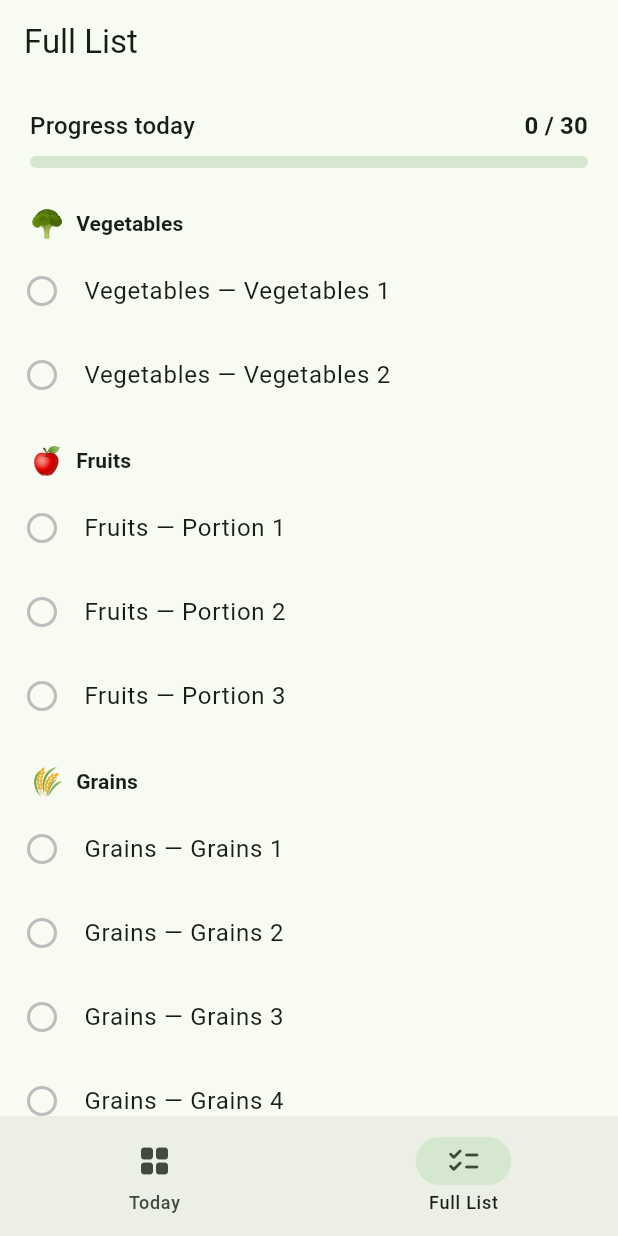
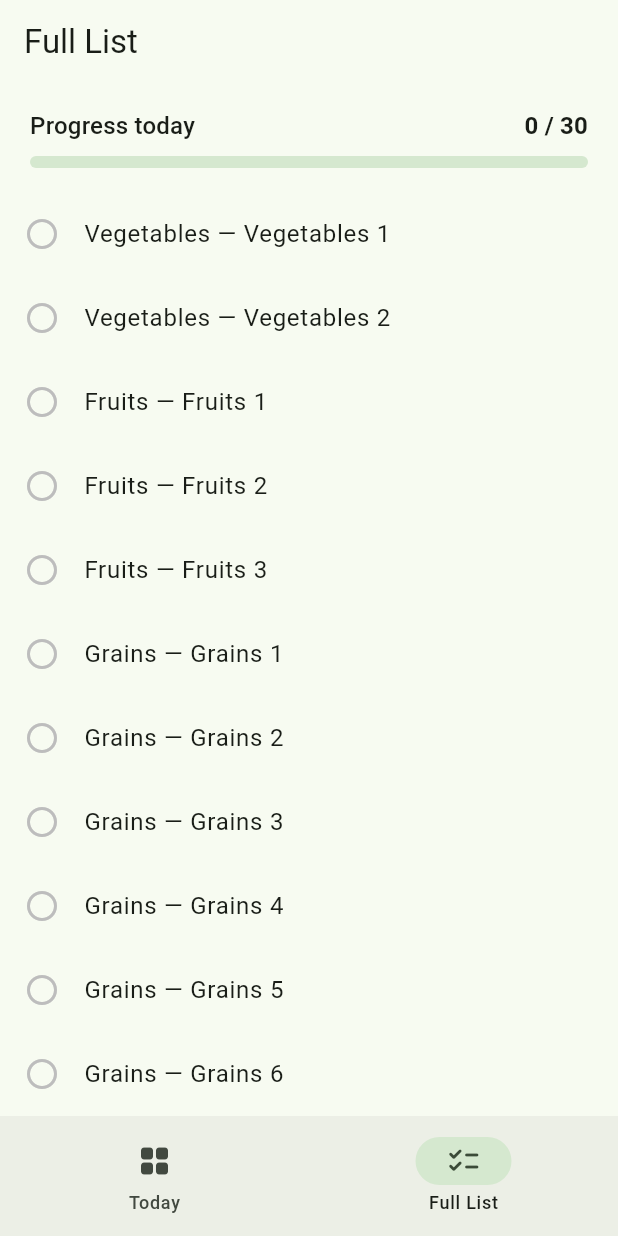
Before and after one commit to AdamSeers/Locked-in_app, a Flutter app: the screen it shows after launch, item 2 of the bottom bar chosen, on a phone screen of 412 x 824 dp. Run offline on Flutter 3.47's test engine with Material 3 defaults, Android fonts, the phone set to English and light mode, and no system bars; our stand-ins replace shared_preferences.

Commit message:
FCT Liste réordonnable

```diff
--- a/portion_tracker/lib/data/food_types_data.dart
+++ b/portion_tracker/lib/data/food_types_data.dart
@@ -11,7 +11,6 @@ final List<FoodType> defaultFoodTypes = [
   const FoodType(
     id: 'vegetables',
     name: 'Vegetables',
-    portions: ['Vegetables 1', 'Vegetables 2'],
     emoji: '🥦',
     color: Color(0xFF4CAF50),
     infoTitle: 'Vegetables',
@@ -33,7 +32,6 @@ final List<FoodType> defaultFoodTypes = [
   const FoodType(
     id: 'fruits',
     name: 'Fruits',
-    portions: ['Portion 1', 'Portion 2', 'Portion 3'],
     emoji: '🍎',
     color: Color(0xFFE53935),
     infoTitle: 'Fruits',
@@ -54,16 +52,6 @@ final List<FoodType> defaultFoodTypes = [
   const FoodType(
     id: 'grains',
     name: 'Grains',
-    portions: [
-      'Grains 1',
-      'Grains 2',
-      'Grains 3',
-      'Grains 4',
-      'Grains 5',
-      'Grains 6',
-      'Grains 7',
-      'Grains 8',
-    ],
     emoji: '🌾',
     color: Color(0xFFC98A2C),
     infoTitle: 'Grains',
@@ -83,7 +71,6 @@ final List<FoodType> defaultFoodTypes = [
   const FoodType(
     id: 'dairy',
     name: 'Dairy',
-    portions: ['Portion 1', 'Portion 2'],
     emoji: '🥛',
     color: Color(0xFF42A5F5),
     infoTitle: 'Dairy',
@@ -102,14 +89,6 @@ final List<FoodType> defaultFoodTypes = [
   const FoodType(
     id: 'protein',
     name: 'Protein',
-    portions: [
-      'Protein 1',
-      'Protein 2',
-      'Protein 3',
-      'Protein 4',
-      'Protein 5',
-      'Protein 6',
-    ],
     emoji: '🍗',
     color: Color(0xFF8D6E63),
     infoTitle: 'Protein',
@@ -128,15 +107,6 @@ final List<FoodType> defaultFoodTypes = [
   const FoodType(
     id: 'fats',
     name: 'Fats & Oils',
-    portions: [
-      'Fats & Oils 1',
-      'Fats & Oils 2',
-      'Fats & Oils 3',
-      'Fats & Oils 4',
-      'Fats & Oils 5',
-      'Fats & Oils 6',
-      'Fats & Oils 7',
-    ],
     emoji: '🥑',
     color: Color(0xFF9CCC65),
     infoTitle: 'Fats & Oils',
@@ -153,7 +123,6 @@ final List<FoodType> defaultFoodTypes = [
   const FoodType(
     id: 'added_sugars',
     name: 'Added Sugars',
-    portions: ['Added Sugars 1', 'Added Sugars 2'],
     emoji: '🍬',
     color: Color(0xFFEC407A),
     infoTitle: 'Added Sugars',
@@ -169,3 +138,42 @@ final List<FoodType> defaultFoodTypes = [
     ],
   ),
 ];
+
+/// The full, freely-reorderable list of portions shown on the Full List
+/// page. Each entry references a food type (by id, matching
+/// [defaultFoodTypes]) plus its own label. Reorder, interleave, add, or
+/// remove entries here — the display order follows this list exactly,
+/// entries don't need to stay grouped by food type, and each food type's
+/// daily goal is simply how many times it appears here.
+final List<PortionEntry> defaultPortionOrder = [
+  const PortionEntry('vegetables', 'Vegetables 1'),
+  const PortionEntry('vegetables', 'Vegetables 2'),
+  const PortionEntry('fruits', 'Fruits 1'),
+  const PortionEntry('fruits', 'Fruits 2'),
+  const PortionEntry('fruits', 'Fruits 3'),
+  const PortionEntry('grains', 'Grains 1'),
+  const PortionEntry('grains', 'Grains 2'),
+  const PortionEntry('grains', 'Grains 3'),
+  const PortionEntry('grains', 'Grains 4'),
+  const PortionEntry('grains', 'Grains 5'),
+  const PortionEntry('grains', 'Grains 6'),
+  const PortionEntry('grains', 'Grains 7'),
+  const PortionEntry('grains', 'Grains 8'),
+  const PortionEntry('dairy', 'Dairy 1'),
+  const PortionEntry('dairy', 'Dairy 2'),
+  const PortionEntry('protein', 'Protein 1'),
+  const PortionEntry('protein', 'Protein 2'),
+  const PortionEntry('protein', 'Protein 3'),
+  const PortionEntry('protein', 'Protein 4'),
+  const PortionEntry('protein', 'Protein 5'),
+  const PortionEntry('protein', 'Protein 6'),
+  const PortionEntry('fats', 'Fats & Oils 1'),
+  const PortionEntry('fats', 'Fats & Oils 2'),
+  const PortionEntry('fats', 'Fats & Oils 3'),
+  const PortionEntry('fats', 'Fats & Oils 4'),
+  const PortionEntry('fats', 'Fats & Oils 5'),
+  const PortionEntry('fats', 'Fats & Oils 6'),
+  const PortionEntry('fats', 'Fats & Oils 7'),
+  const PortionEntry('added_sugars', 'Added Sugars 1'),
+  const PortionEntry('added_sugars', 'Added Sugars 2'),
+];
--- a/portion_tracker/lib/models/food_type.dart
+++ b/portion_tracker/lib/models/food_type.dart
@@ -13,7 +13,6 @@ class FoodExample {
 class FoodType {
   final String id;
   final String name;
-  final List<String> portions;
   final String emoji;
   final Color color;
   final String infoTitle;
@@ -23,14 +22,22 @@ class FoodType {
   const FoodType({
     required this.id,
     required this.name,
-    required this.portions,
     required this.emoji,
     required this.color,
     required this.infoTitle,
     required this.infoText,
     required this.examples,
   });
+}
 
-  /// Number of portions per day, derived from the hardcoded [portions] list.
-  int get dailyGoal => portions.length;
+/// One row on the Full List page: a specific portion of a specific food
+/// type. Where this appears in `defaultPortionOrder` (in
+/// food_types_data.dart) is exactly where it shows up in the list — food
+/// types don't have to stay grouped together, and each food type's daily
+/// goal is simply how many times it appears in that list.
+class PortionEntry {
+  final String foodTypeId;
+  final String label;
+
+  const PortionEntry(this.foodTypeId, this.label);
 }
--- a/portion_tracker/lib/providers/portion_provider.dart
+++ b/portion_tracker/lib/providers/portion_provider.dart
@@ -15,6 +15,7 @@ class PortionProvider extends ChangeNotifier {
   static const _resetHour = 3;
 
   final List<FoodType> foodTypes = defaultFoodTypes;
+  final Map<String, int> _dailyGoals = _computeDailyGoals();
 
   Map<String, int> _consumed = {for (final f in defaultFoodTypes) f.id: 0};
   String _logicalDay = '';
@@ -93,18 +94,18 @@ class PortionProvider extends ChangeNotifier {
 
   int remainingFor(String id) {
     final foodType = foodTypes.firstWhere((f) => f.id == id);
-    final left = foodType.dailyGoal - consumedFor(id);
+    final left = dailyGoalFor(id) - consumedFor(id);
     return left < 0 ? 0 : left;
   }
 
-  int get totalGoal => foodTypes.fold(0, (sum, f) => sum + f.dailyGoal);
+  int get totalGoal => foodTypes.fold(0, (sum, f) => sum + dailyGoalFor(f.id));
 
   int get totalConsumed => _consumed.values.fold(0, (sum, v) => sum + v);
 
   Future<void> logPortion(String id) async {
     final foodType = foodTypes.firstWhere((f) => f.id == id);
     final current = consumedFor(id);
-    if (current >= foodType.dailyGoal) return;
+    //if (current >= foodType.dailyGoal) return;
 
     _consumed[id] = current + 1;
     notifyListeners();
@@ -124,6 +125,16 @@ class PortionProvider extends ChangeNotifier {
     await prefs.setString(_consumedKey, jsonEncode(_consumed));
   }
 
+  static Map<String, int> _computeDailyGoals() {
+    final goals = <String, int>{};
+    for (final entry in defaultPortionOrder) {
+      goals[entry.foodTypeId] = (goals[entry.foodTypeId] ?? 0) + 1;
+    }
+    return goals;
+  }
+
+  int dailyGoalFor(String id) => _dailyGoals[id] ?? 0;
+
   @override
   void dispose() {
     _timer?.cancel();
--- a/portion_tracker/lib/screens/portion_list_screen.dart
+++ b/portion_tracker/lib/screens/portion_list_screen.dart
@@ -1,6 +1,8 @@
 import 'package:flutter/material.dart';
 import 'package:provider/provider.dart';
 
+import '../data/food_types_data.dart';
+import '../models/food_type.dart';
 import '../providers/portion_provider.dart';
 import '../widgets/portion_tile.dart';
 
@@ -10,6 +12,7 @@ class PortionListScreen extends StatelessWidget {
   @override
   Widget build(BuildContext context) {
     final provider = context.watch<PortionProvider>();
+    final seen = <String, int>{};
 
     return Scaffold(
       appBar: AppBar(title: const Text('Full List')),
@@ -22,16 +25,10 @@ class PortionListScreen extends StatelessWidget {
             child: Row(
               mainAxisAlignment: MainAxisAlignment.spaceBetween,
               children: [
-                Text(
-                  'Progress today',
-                  style: Theme.of(context).textTheme.titleMedium,
-                ),
+                Text('Progress today', style: Theme.of(context).textTheme.titleMedium),
                 Text(
                   '${provider.totalConsumed} / ${provider.totalGoal}',
-                  style: Theme.of(context)
-                      .textTheme
-                      .titleMedium
-                      ?.copyWith(fontWeight: FontWeight.bold),
+                  style: Theme.of(context).textTheme.titleMedium?.copyWith(fontWeight: FontWeight.bold),
                 ),
               ],
             ),
@@ -41,9 +38,7 @@ class PortionListScreen extends StatelessWidget {
             child: ClipRRect(
               borderRadius: BorderRadius.circular(8),
               child: LinearProgressIndicator(
-                value: provider.totalGoal == 0
-                    ? 0
-                    : provider.totalConsumed / provider.totalGoal,
+                value: provider.totalGoal == 0 ? 0 : provider.totalConsumed / provider.totalGoal,
                 minHeight: 8,
               ),
             ),
@@ -51,44 +46,9 @@ class PortionListScreen extends StatelessWidget {
           const SizedBox(height: 8),
           Expanded(
             child: ListView(
-              padding: const EdgeInsets.only(bottom: 24),
+              padding: const EdgeInsets.only(top: 8, bottom: 24),
               children: [
-                for (final foodType in provider.foodTypes) ...[
-                  Padding(
-                    padding: const EdgeInsets.fromLTRB(20, 16, 20, 4),
-                    child: Row(
-                      children: [
-                        Text(
-                          foodType.emoji,
-                          style: const TextStyle(fontSize: 18),
-                        ),
-                        const SizedBox(width: 8),
-                        Text(
-                          foodType.name,
-                          style: Theme.of(context)
-                              .textTheme
-                              .titleSmall
-                              ?.copyWith(fontWeight: FontWeight.bold),
-                        ),
-                      ],
-                    ),
-                  ),
-                  for (int i = 0; i < foodType.portions.length; i++)
-                    PortionTile(
-                      foodType: foodType,
-                      label: foodType.portions[i],
-                      isDone: i < provider.consumedFor(foodType.id),
-                      onTap: () {
-                        final isDone =
-                            i < provider.consumedFor(foodType.id);
-                        if (isDone) {
-                          provider.unlogPortion(foodType.id);
-                        } else {
-                          provider.logPortion(foodType.id);
-                        }
-                      },
-                    ),
-                ],
+                for (final entry in defaultPortionOrder) _buildTile(provider, entry, seen),
               ],
             ),
           ),
@@ -96,4 +56,24 @@ class PortionListScreen extends StatelessWidget {
       ),
     );
   }
+
+  Widget _buildTile(PortionProvider provider, PortionEntry entry, Map<String, int> seen) {
+    final foodType = provider.foodTypes.firstWhere((f) => f.id == entry.foodTypeId);
+    final index = seen[entry.foodTypeId] ?? 0;
+    seen[entry.foodTypeId] = index + 1;
+    final isDone = index < provider.consumedFor(entry.foodTypeId);
+
+    return PortionTile(
+      foodType: foodType,
+      label: entry.label,
+      isDone: isDone,
+      onTap: () {
+        if (isDone) {
+          provider.unlogPortion(entry.foodTypeId);
+        } else {
+          provider.logPortion(entry.foodTypeId);
+        }
+      },
+    );
+  }
 }
--- a/portion_tracker/lib/widgets/food_type_card.dart
+++ b/portion_tracker/lib/widgets/food_type_card.dart
@@ -64,7 +64,7 @@ class FoodTypeCard extends StatelessWidget {
                 Text(
                   isDone
                       ? 'Done for today'
-                      : '$remaining left of ${foodType.dailyGoal}',
+                      : '$remaining left of ${provider.dailyGoalFor(foodType.id)}',
                   textAlign: TextAlign.center,
                   style: Theme.of(context).textTheme.bodySmall?.copyWith(
                         color: isDone
```
